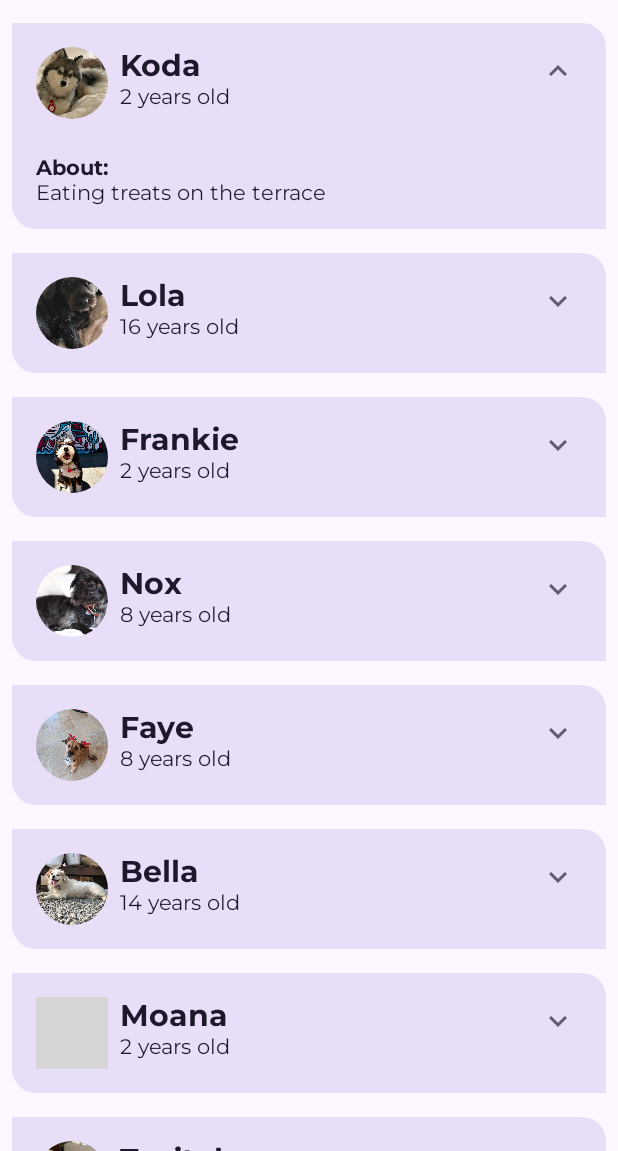
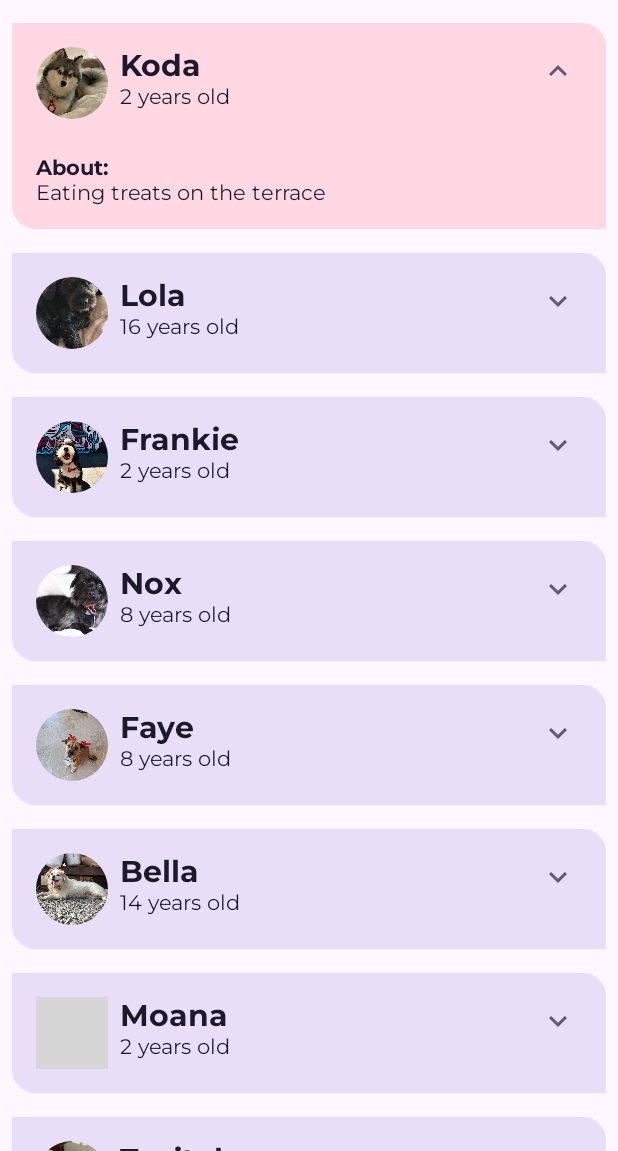
Before and after one commit to vitorsoftwaredeveloper/woof, an Android app built with Jetpack Compose: the screen it shows after launch (MainActivity), after a tap on "See more or less information about a dog", on a phone screen of 412 x 824 dp, the part 85-1236 px from its top. Run offline under Robolectric (Android 15) with nearby library versions, the phone set to English and light mode, and no system bars; grey boxes are pictures that could not be loaded.

Commit message:
feat: add expand animantion and change color container when expand

```diff
--- a/app/src/main/java/com/example/woof/MainActivity.kt
+++ b/app/src/main/java/com/example/woof/MainActivity.kt
@@ -21,7 +21,12 @@ import androidx.activity.ComponentActivity
 import androidx.activity.compose.setContent
 import androidx.annotation.DrawableRes
 import androidx.annotation.StringRes
+import androidx.compose.animation.animateColorAsState
+import androidx.compose.animation.animateContentSize
+import androidx.compose.animation.core.Spring
+import androidx.compose.animation.core.spring
 import androidx.compose.foundation.Image
+import androidx.compose.foundation.background
 import androidx.compose.runtime.mutableStateOf
 import androidx.compose.foundation.layout.Column
 import androidx.compose.foundation.layout.Row
@@ -136,11 +141,25 @@ fun DogItem(
     modifier: Modifier = Modifier
 ) {
     var expanded by remember { mutableStateOf(false) }
+    val color by animateColorAsState(
+        targetValue = if (expanded) MaterialTheme.colorScheme.tertiaryContainer
+        else MaterialTheme.colorScheme.secondaryContainer,
+    )
     Card(
         colors = CardDefaults.cardColors(
             containerColor = MaterialTheme.colorScheme.secondaryContainer
         ),
         modifier = modifier,
+    ) {
+        Column(
+            modifier = Modifier
+                .animateContentSize(
+                    animationSpec = spring(
+                        dampingRatio = Spring.DampingRatioNoBouncy,
+                        stiffness = Spring.StiffnessMedium
+                    )
+                )
+                .background(color = color)
         ) {
             Row(
                 modifier = Modifier
@@ -170,11 +189,13 @@ fun DogItem(
 
     }
 
+}
+
 @Composable
 fun DogHobby(
     @StringRes dogHobby: Int,
     modifier: Modifier = Modifier
-){
+) {
     Column(
         modifier = modifier
     ) {
```
Lines whose indentation alone changed are shown as unchanged.
